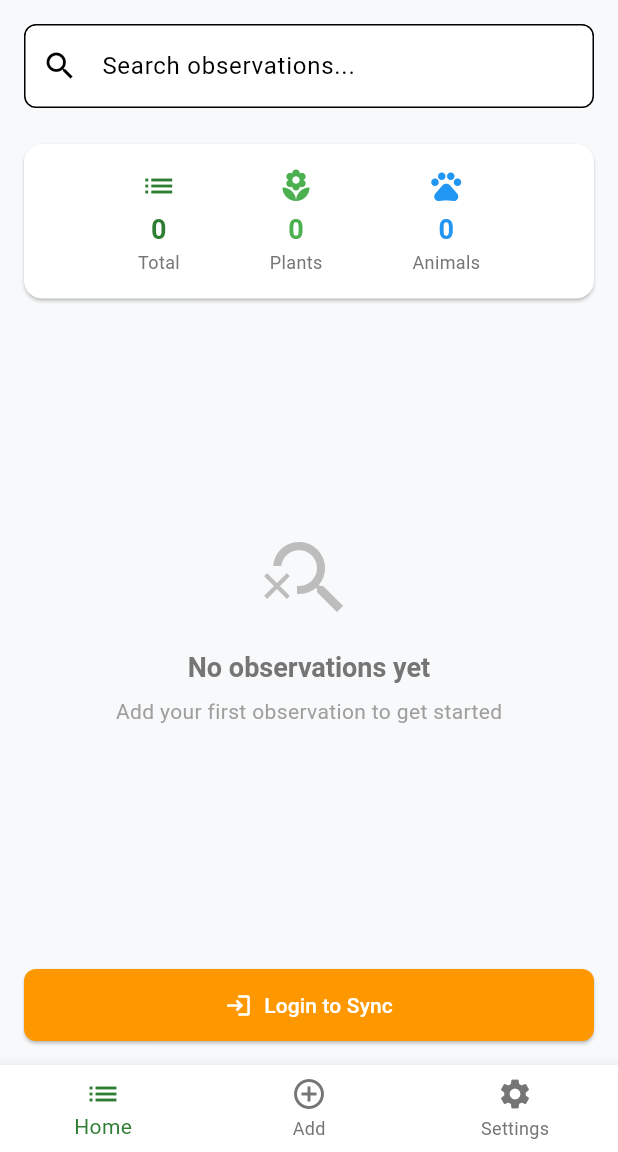
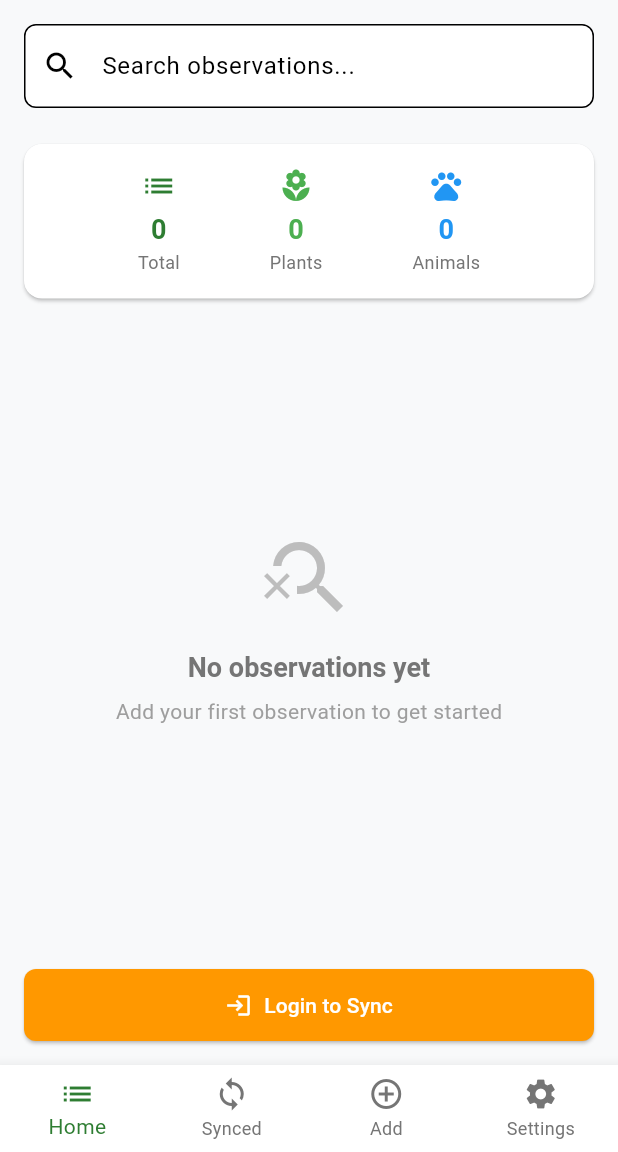
Before and after one commit to Katai-Creates-App/wcs-conservation-app-v7, a Flutter app: the screen it shows after launch, on a phone screen of 412 x 824 dp, the part 84-1236 px from its top. Run offline on Flutter 3.47's test engine with Material 3 defaults, Android fonts, the phone set to English and light mode, and no system bars; our stand-ins replace cloud_firestore, firebase_auth, firebase_core, geolocator, google_sign_in, image_picker and 2 more; accounts and stored records are empty.

Commit message:
✅ Data syncing to Firestore: Admin can now view observations in cloud

```diff
--- a/lib/models/observation.dart
+++ b/lib/models/observation.dart
@@ -14,6 +14,7 @@
   final String? audioPath;
   ConservationStatus conservationStatus;
   HabitatType habitatType;
+  final bool isSynced;
 
   Observation({
     this.id,
@@ -27,6 +28,7 @@
     this.audioPath,
     required this.conservationStatus,
     required this.habitatType,
+    this.isSynced = false,
   });
 
   factory Observation.fromMap(Map<String, dynamic> map) {
@@ -42,6 +44,7 @@
       audioPath: map['audio_path'],
       conservationStatus: ConservationStatus.values[map['conservation_status']],
       habitatType: HabitatType.values[map['habitat_type']],
+      isSynced: (map['is_synced'] ?? 0) == 1,
     );
   }
 
@@ -58,6 +61,7 @@
       'audio_path': audioPath,
       'conservation_status': conservationStatus.index,
       'habitat_type': habitatType.index,
+      'is_synced': isSynced ? 1 : 0,
     };
   }
 
@@ -73,6 +77,7 @@
     String? audioPath,
     ConservationStatus? conservationStatus,
     HabitatType? habitatType,
+    bool? isSynced,
   }) {
     return Observation(
       id: id ?? this.id,
@@ -86,11 +91,12 @@
       audioPath: audioPath ?? this.audioPath,
       conservationStatus: conservationStatus ?? this.conservationStatus,
       habitatType: habitatType ?? this.habitatType,
+      isSynced: isSynced ?? this.isSynced,
     );
   }
 
   @override
   String toString() {
-    return 'Observation(id: ' + id.toString() + ', speciesName: ' + speciesName + ', speciesType: ' + speciesType.toString() + ', location: ' + location.toString() + ', dateTime: ' + dateTime.toIso8601String() + ', quantity: ' + quantity.toString() + ', description: ' + description.toString() + ', photoPath: ' + photoPath.toString() + ', audioPath: ' + audioPath.toString() + ', conservationStatus: ' + conservationStatus.toString() + ', habitatType: ' + habitatType.toString() + ')';
+    return 'Observation(id: ' + id.toString() + ', speciesName: ' + speciesName + ', speciesType: ' + speciesType.toString() + ', location: ' + location.toString() + ', dateTime: ' + dateTime.toIso8601String() + ', quantity: ' + quantity.toString() + ', description: ' + description.toString() + ', photoPath: ' + photoPath.toString() + ', audioPath: ' + audioPath.toString() + ', conservationStatus: ' + conservationStatus.toString() + ', habitatType: ' + habitatType.toString() + ', isSynced: ' + isSynced.toString() + ')';
   }
 }
--- a/lib/screens/home_screen.dart
+++ b/lib/screens/home_screen.dart
@@ -5,7 +5,6 @@
 import '../providers/observation_provider.dart';
 import '../models/observation.dart';
 import '../widgets/observation_card.dart';
-import '../services/observation_storage_service.dart';
 import 'observation_form_screen.dart';
 import 'settings_screen.dart';
 
@@ -71,6 +70,7 @@
 
       final screens = [
         _buildObservationList(context, observations, provider),
+        _buildSyncedList(context, observations.where((o) => o.isSynced).toList(), provider),
         _buildObservationForm(context),
         SettingsScreen(),
       ];
@@ -100,6 +100,10 @@
               label: 'Home',
             ),
             BottomNavigationBarItem(
+              icon: Icon(Icons.sync),
+              label: 'Synced',
+            ),
+            BottomNavigationBarItem(
               icon: Icon(Icons.add_circle_outline),
               label: 'Add',
             ),
@@ -120,6 +124,33 @@
         ),
       );
     }
+  }
+
+  Widget _buildSyncedList(BuildContext context, List<Observation> synced, ObservationProvider provider) {
+    return Column(
+      children: [
+        Padding(
+          padding: const EdgeInsets.fromLTRB(16, 8, 16, 16),
+          child: Text(
+            'Synced',
+            style: Theme.of(context).textTheme.headlineSmall,
+          ),
+        ),
+        Expanded(
+          child: RefreshIndicator(
+            onRefresh: () async {
+              await provider.loadObservations();
+            },
+            child: ListView.builder(
+              itemCount: synced.length,
+              itemBuilder: (context, index) {
+                return ObservationCard(observation: synced[index]);
+              },
+            ),
+          ),
+        ),
+      ],
+    );
   }
 
   Widget _buildObservationList(BuildContext context, List<Observation> observations, ObservationProvider provider) {
@@ -421,19 +452,22 @@
     return Padding(
       padding: const EdgeInsets.all(16),
       child: ElevatedButton.icon(
-        onPressed: () {
+        onPressed: () async {
           if (user == null) {
             // User not logged in - show login dialog
             _showLoginDialog();
           } else {
-            // User is logged in - show sync message
+            final provider = Provider.of<ObservationProvider>(context, listen: false);
+            await provider.syncToFirestore();
+            if (mounted) {
               ScaffoldMessenger.of(context).showSnackBar(
                 SnackBar(
-                content: Text('Syncing as ${user.email}'),
+                  content: Text('Sync completed for ${user.email}'),
                   backgroundColor: Colors.green,
                   duration: const Duration(seconds: 2),
                 ),
               );
+            }
           }
         },
         icon: Icon(user != null ? Icons.sync : Icons.login),
--- a/lib/services/storage_mobile.dart
+++ b/lib/services/storage_mobile.dart
@@ -74,7 +74,8 @@
         photo TEXT,
         audio_path TEXT,
         conservation_status INTEGER NOT NULL,
-        habitat_type INTEGER NOT NULL
+        habitat_type INTEGER NOT NULL,
+        is_synced INTEGER DEFAULT 0
       )
     ''');
     await db.execute('CREATE INDEX idx_species_type ON observations(species_type);');
```
Also changed, not shown: lib/providers/observation_provider.dart (+37 -0 lines), lib/widgets/observation_card.dart (+15 -1 lines). Lines whose indentation alone changed are shown as unchanged.
